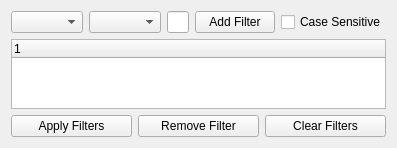
Qt form ui/AdvancedFilterSearch.ui (promto-c/pyqt-advanced-tree-widget) before a commit.
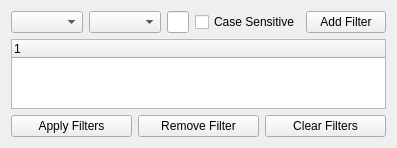
The same form after that commit.

Commit message: move add filter button to last of layout

What changed in the file:
```diff
--- a/ui/AdvancedFilterSearch.ui
+++ b/ui/AdvancedFilterSearch.ui
@@ -24,13 +24,6 @@
      <item>
       <widget class="QLineEdit" name="keywordLineEdit"/>
      </item>
-     <item>
-      <widget class="QPushButton" name="addFilterButton">
-       <property name="text">
-        <string>Add Filter</string>
-       </property>
-      </widget>
-     </item>
      <item>
       <widget class="QCheckBox" name="caseSensitiveCheckBox">
        <property name="text">
@@ -38,6 +31,13 @@
        </property>
       </widget>
      </item>
+     <item>
+      <widget class="QPushButton" name="addFilterButton">
+       <property name="text">
+        <string>Add Filter</string>
+       </property>
+      </widget>
+     </item>
     </layout>
    </item>
    <item>
```
Left out of the diff: 9 changed lines with no effect on the pictures.
